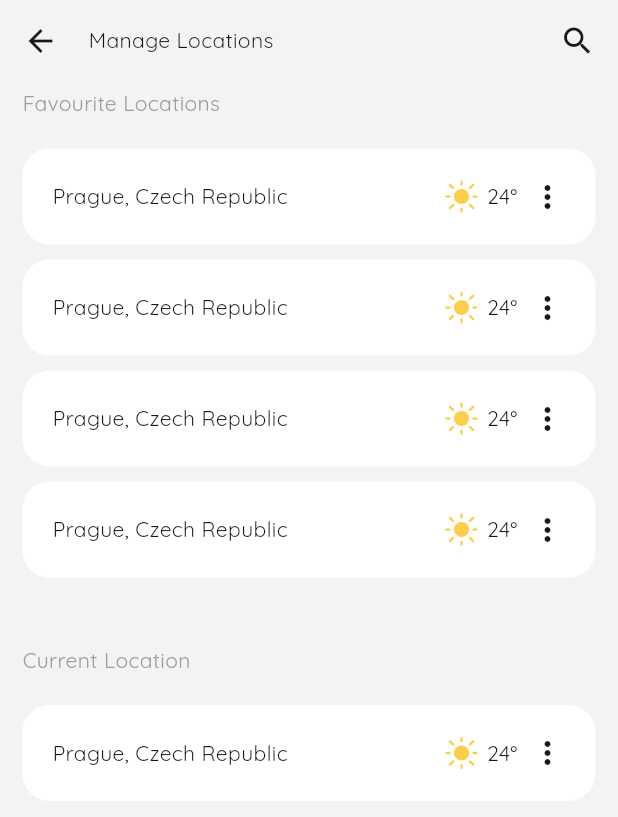
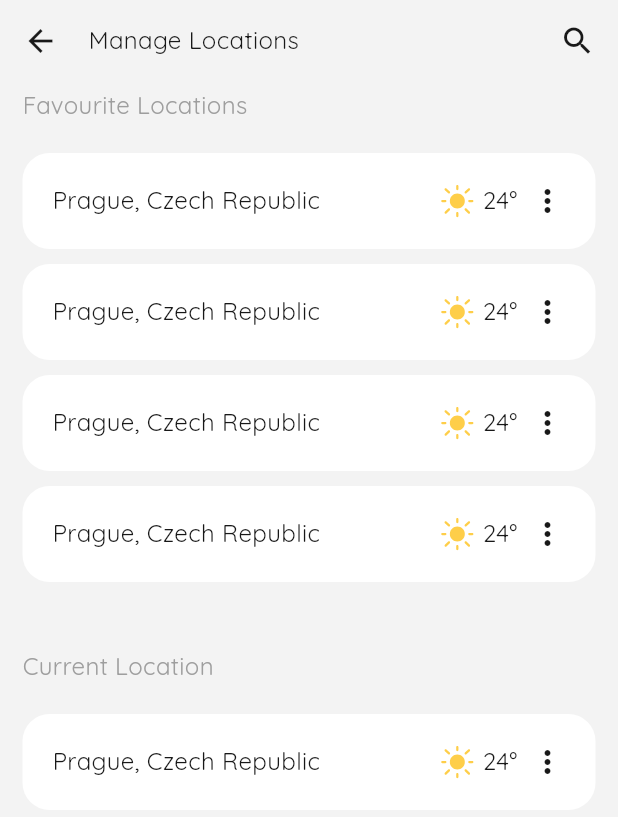
Before and after one commit to mkljucevic/weather_app, a Flutter app: the screen it shows after launch, in the side drawer, after a tap on "Menage Locations", on a phone screen of 412 x 824 dp. Shown: the top 817 px of the screen. Run offline on Flutter 3.47's test engine with Material 3 defaults, Android fonts, the phone set to English and light mode, and no system bars; our stand-ins replace dots_indicator, flutter_svg.

Commit message:
fix: increase font sizes for bodyMedium and bodySmall

```diff
--- a/lib/components/daily_forecast_card.dart
+++ b/lib/components/daily_forecast_card.dart
@@ -7,7 +7,7 @@ class DailyForecastCard extends StatelessWidget {
   @override
   Widget build(BuildContext context) {
     return Container(
-      height: 195,
+      height: 210,
       padding: const EdgeInsets.all(15),
       decoration: BoxDecoration(
         borderRadius: BorderRadius.circular(10),
--- a/lib/styles/custom_theme_data.dart
+++ b/lib/styles/custom_theme_data.dart
@@ -28,14 +28,14 @@ final ThemeData cLightThemeData = ThemeData(
 
     // smallest app font
     bodySmall: TextStyle(
-      fontSize: 10,
+      fontSize: 12,
       color: cTextColorLight,
       fontWeight: FontWeight.w400,
     ),
 
     // medium app font
     bodyMedium: TextStyle(
-      fontSize: 14,
+      fontSize: 16,
       color: cTextColorLight,
     ),
 
@@ -74,13 +74,13 @@ final ThemeData cDarkThemeData = ThemeData(
 
     // smallest app font
     bodySmall: TextStyle(
-      fontSize: 10,
+      fontSize: 12,
       color: cTextColorDark,
     ),
 
     // medium app font
     bodyMedium: TextStyle(
-      fontSize: 14,
+      fontSize: 16,
       color: cTextColorDark,
     ),
 
```
